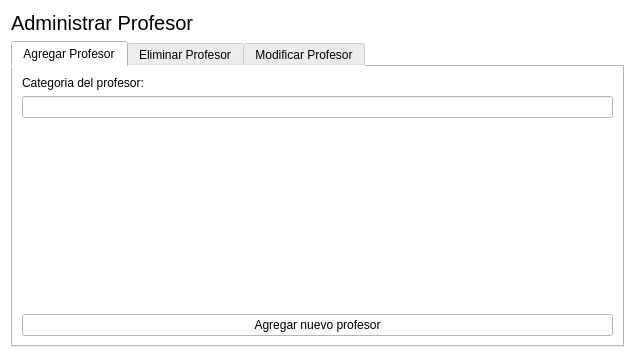
This is Proyecto/adminprofesor.ui in carlosvelaquez/ProyectoTBDII as Qt 5 draws it before an edit. The edited form follows.
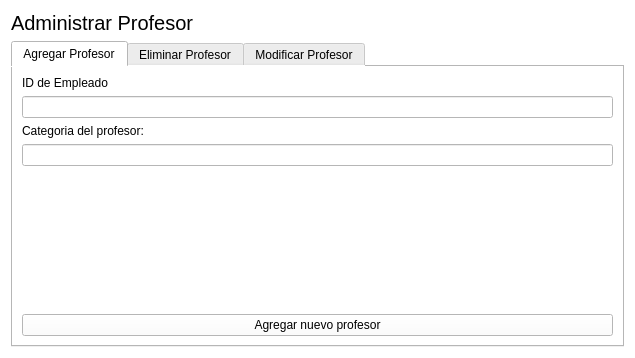
This is the edited form. The open tabs and pages were chosen to show the change.

The edit to the form file:
```diff
--- a/Proyecto/adminprofesor.ui
+++ b/Proyecto/adminprofesor.ui
@@ -39,6 +39,16 @@
        <string>Agregar Profesor</string>
       </attribute>
       <layout class="QVBoxLayout" name="verticalLayout_2">
+       <item>
+        <widget class="QLabel" name="label_6">
+         <property name="text">
+          <string>ID de Empleado</string>
+         </property>
+        </widget>
+       </item>
+       <item>
+        <widget class="QLineEdit" name="lineEdit"/>
+       </item>
        <item>
         <widget class="QLabel" name="label_3">
          <property name="text">
```
